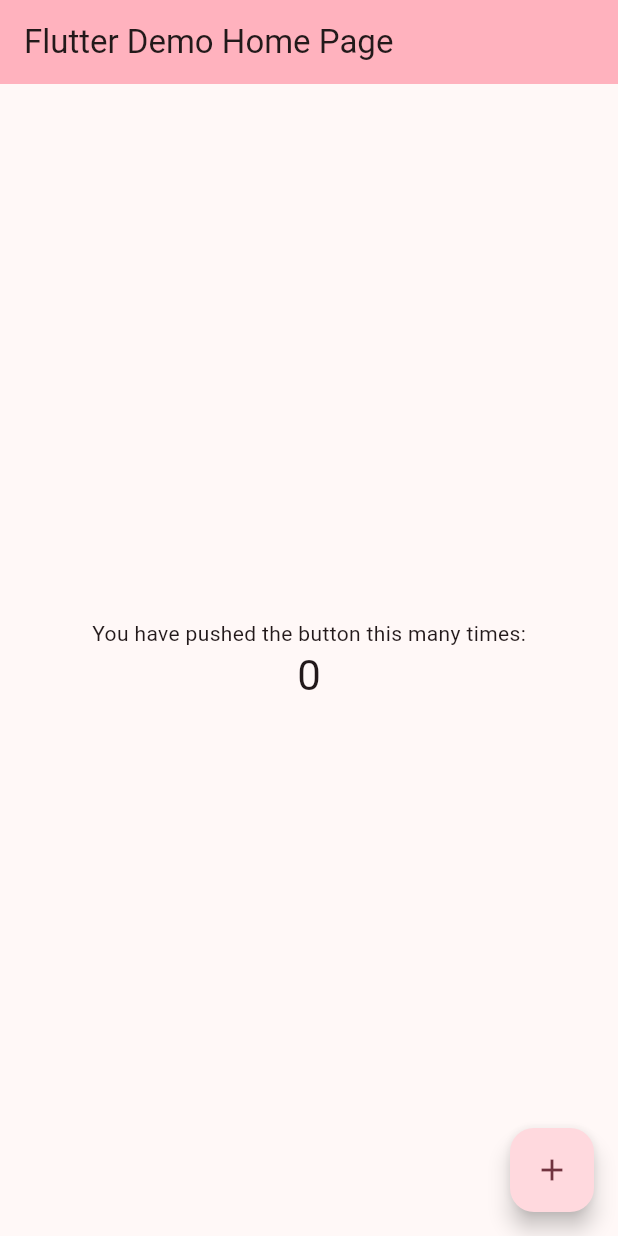
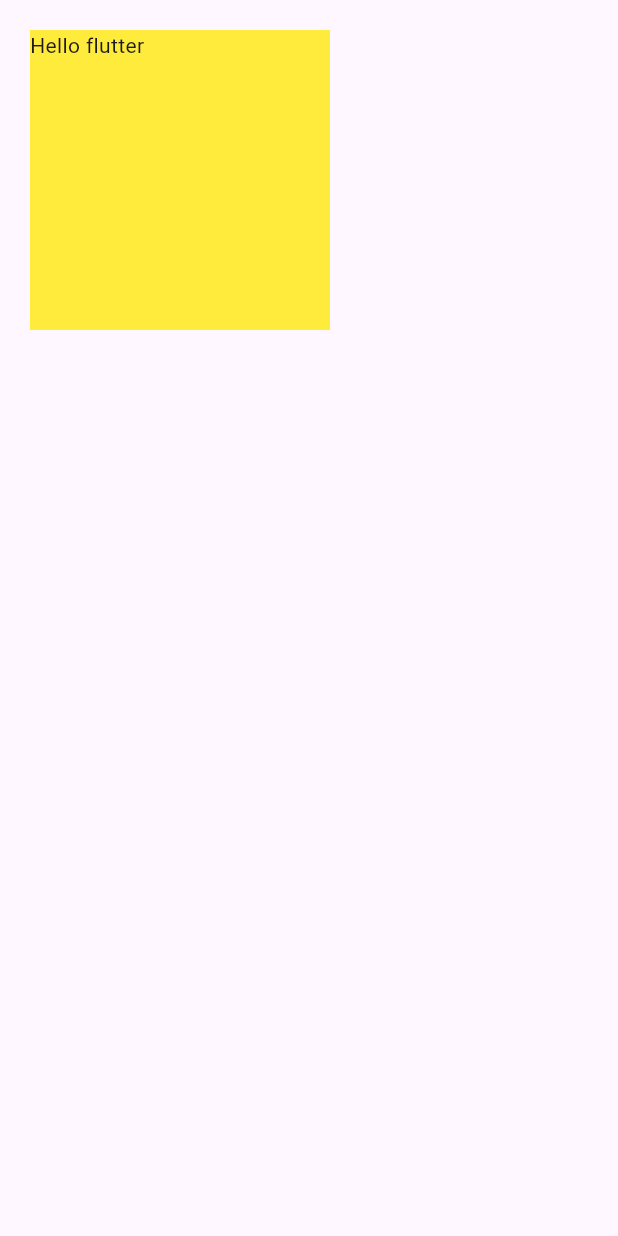
Before and after one commit to yuhaeun-la/Workout_Tracker, a Flutter app: the screen it shows after launch, on a phone screen of 412 x 824 dp. Run offline on Flutter 3.47's test engine with Material 3 defaults, Android fonts, the light colour scheme and no system bars.

Commit message:
add:: LandingPage BackGround

```diff
--- a/lib/main.dart
+++ b/lib/main.dart
@@ -4,94 +4,31 @@
   runApp(const MyApp());
 }
 
-class MyApp extends StatelessWidget {
-  const MyApp({super.key});
+class LayoutSample extends StatelessWidget {
+  const LayoutSample({super.key}); //왜 {}? {} <이게 뭐지?
 
-  // This widget is the root of your application.
   @override
   Widget build(BuildContext context) {
-    return MaterialApp(
-      title: 'workout tracker',
-      theme: ThemeData(
-        colorScheme: ColorScheme.fromSeed(seedColor: Colors.pink),
-        useMaterial3: true,
+    return Scaffold(
+      body: Container(
+        color: Colors.yellow,
+        margin: EdgeInsets.all(20),
+        width: 200,
+        height: 200,
+        child: const Text('Hello flutter'),
       ),
-      home: const MyHomePage(title: 'Flutter Demo Home Page'),
     );
   }
 }
 
-class MyHomePage extends StatefulWidget {
-  const MyHomePage({super.key, required this.title});
-
-  final String title;
-
-  @override
-  State<MyHomePage> createState() => _MyHomePageState();
-}
-
-class _MyHomePageState extends State<MyHomePage> {
-  int _counter = 0;
-
-  void _incrementCounter() {
-    setState(() {
-
-      _counter++;
-    });
-  }
+class MyApp extends StatelessWidget {
+  const MyApp({super.key});
 
   @override
   Widget build(BuildContext context) {
-    // This method is rerun every time setState is called, for instance as done
-    // by the _incrementCounter method above.
-    //
-    // The Flutter framework has been optimized to make rerunning build methods
-    // fast, so that you can just rebuild anything that needs updating rather
-    // than having to individually change instances of widgets.
-    return Scaffold(
-      appBar: AppBar(
-        // TRY THIS: Try changing the color here to a specific color (to
-        // Colors.amber, perhaps?) and trigger a hot reload to see the AppBar
-        // change color while the other colors stay the same.
-        backgroundColor: Theme.of(context).colorScheme.inversePrimary,
-        // Here we take the value from the MyHomePage object that was created by
-        // the App.build method, and use it to set our appbar title.
-        title: Text(widget.title),
-      ),
-      body: Center(
-        // Center is a layout widget. It takes a single child and positions it
-        // in the middle of the parent.
-        child: Column(
-          // Column is also a layout widget. It takes a list of children and
-          // arranges them vertically. By default, it sizes itself to fit its
-          // children horizontally, and tries to be as tall as its parent.
-          //
-          // Column has various properties to control how it sizes itself and
-          // how it positions its children. Here we use mainAxisAlignment to
-          // center the children vertically; the main axis here is the vertical
-          // axis because Columns are vertical (the cross axis would be
-          // horizontal).
-          //
-          // TRY THIS: Invoke "debug painting" (choose the "Toggle Debug Paint"
-          // action in the IDE, or press "p" in the console), to see the
-          // wireframe for each widget.
-          mainAxisAlignment: MainAxisAlignment.center,
-          children: <Widget>[
-            const Text(
-              'You have pushed the button this many times:',
-            ),
-            Text(
-              '$_counter',
-              style: Theme.of(context).textTheme.headlineMedium,
-            ),
-          ],
-        ),
-      ),
-      floatingActionButton: FloatingActionButton(
-        onPressed: _incrementCounter,
-        tooltip: 'Increment',
-        child: const Icon(Icons.add),
-      ), // This trailing comma makes auto-formatting nicer for build methods.
+    return const MaterialApp(
+      title: 'Workout Tracker',
+      home: LayoutSample(),
     );
   }
 }
```
